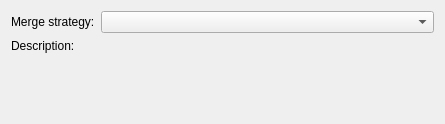
First picture: the form in krita/ui/forms/wdgmetadatamergestrategychooser.ui, repository KDE/krita, before the edit.
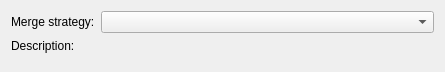
Second picture: the form after the edit.

Commit message: use form layout

Patch:
```diff
--- a/krita/ui/forms/wdgmetadatamergestrategychooser.ui
+++ b/krita/ui/forms/wdgmetadatamergestrategychooser.ui
@@ -1,19 +1,19 @@
 <ui version="4.0" >
  <class>WdgMetaDataMergeStrategyChooser</class>
- <widget class="QWidget" name="WdgMetaDataMergeStrategyChooser" >
-  <property name="geometry" >
+ <widget class="QWidget" name="WdgMetaDataMergeStrategyChooser">
+  <property name="geometry">
    <rect>
     <x>0</x>
     <y>0</y>
     <width>445</width>
-    <height>124</height>
+    <height>72</height>
    </rect>
   </property>
-  <layout class="QGridLayout" >
-   <item row="0" column="0" >
-    <widget class="QLabel" name="label" >
-     <property name="sizePolicy" >
-      <sizepolicy vsizetype="Preferred" hsizetype="Preferred" >
+  <layout class="QFormLayout" name="formLayout">
+   <item row="0" column="0">
+    <widget class="QLabel" name="label">
+     <property name="sizePolicy">
+      <sizepolicy hsizetype="Preferred" vsizetype="Preferred">
        <horstretch>0</horstretch>
        <verstretch>0</verstretch>
       </sizepolicy>
@@ -33,10 +33,10 @@
      </property>
     </widget>
    </item>
-   <item row="1" column="0" >
-    <widget class="QLabel" name="label_2" >
-     <property name="sizePolicy" >
-      <sizepolicy vsizetype="Preferred" hsizetype="Preferred" >
+   <item row="1" column="0">
+    <widget class="QLabel" name="label_2">
+     <property name="sizePolicy">
+      <sizepolicy hsizetype="Preferred" vsizetype="Preferred">
        <horstretch>0</horstretch>
        <verstretch>0</verstretch>
       </sizepolicy>
@@ -49,10 +49,10 @@
      </property>
     </widget>
    </item>
-   <item row="1" column="1" >
-    <widget class="QLabel" name="description" >
-     <property name="sizePolicy" >
-      <sizepolicy vsizetype="Preferred" hsizetype="MinimumExpanding" >
+   <item row="1" column="1">
+    <widget class="QLabel" name="description">
+     <property name="sizePolicy">
+      <sizepolicy hsizetype="Expanding" vsizetype="Expanding">
        <horstretch>0</horstretch>
        <verstretch>0</verstretch>
       </sizepolicy>
```
Left out of the diff: 36 changed lines with no effect on the pictures.
